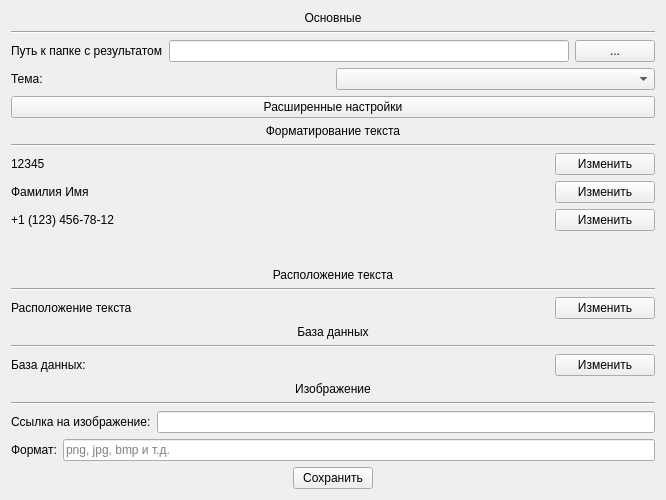
This is source/ui/options.ui in pavel-cpp/tip as Qt 5 draws it before an edit. The edited form follows.
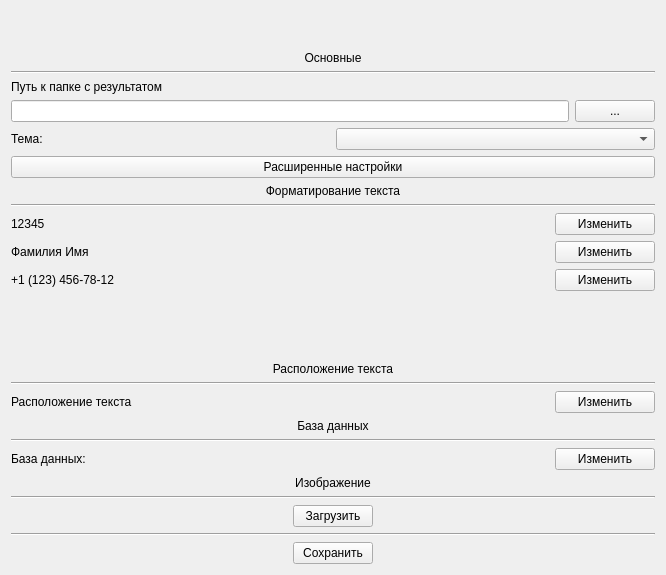
This is the edited form. Icons and pictures are not drawn.

Commit message: Add image auto save and load

Patch:
```diff
--- a/source/ui/options.ui
+++ b/source/ui/options.ui
@@ -7,7 +7,7 @@
     <x>0</x>
     <y>0</y>
     <width>666</width>
-    <height>500</height>
+    <height>575</height>
    </rect>
   </property>
   <property name="windowTitle">
@@ -17,7 +17,7 @@
    <iconset>
     <normaloff>:/YandexDisk/Work/Заказы/(7)/Beta 1.3/icon.png</normaloff>:/YandexDisk/Work/Заказы/(7)/Beta 1.3/icon.png</iconset>
   </property>
-  <layout class="QHBoxLayout" name="horizontalLayout_11">
+  <layout class="QVBoxLayout" name="verticalLayout">
    <item>
     <spacer name="horizontalSpacer_3">
      <property name="orientation">
@@ -32,9 +32,18 @@
     </spacer>
    </item>
    <item>
-    <layout class="QVBoxLayout" name="verticalLayout_6">
-     <item>
-      <layout class="QVBoxLayout" name="verticalLayout">
+    <spacer name="horizontalSpacer_4">
+     <property name="orientation">
+      <enum>Qt::Horizontal</enum>
+     </property>
+     <property name="sizeHint" stdset="0">
+      <size>
+       <width>62</width>
+       <height>20</height>
+      </size>
+     </property>
+    </spacer>
+   </item>
        <item>
         <widget class="QLabel" name="general_lebel">
          <property name="toolTip">
@@ -53,8 +62,6 @@
         </widget>
        </item>
        <item>
-        <layout class="QHBoxLayout" name="horizontalLayout_5">
-         <item>
           <widget class="QLabel" name="path_to_text">
            <property name="text">
             <string>&lt;html&gt;&lt;head/&gt;&lt;body&gt;&lt;p&gt;Путь к папке с результатом&lt;/p&gt;&lt;/body&gt;&lt;/html&gt;</string>
@@ -62,6 +69,8 @@
           </widget>
          </item>
          <item>
+    <layout class="QHBoxLayout" name="horizontalLayout_5">
+     <item>
           <widget class="QLineEdit" name="path_to_edit">
            <property name="minimumSize">
             <size>
@@ -94,8 +103,6 @@
          </item>
         </layout>
        </item>
-      </layout>
-     </item>
      <item>
       <widget class="QPushButton" name="advanced_settings_button">
        <property name="text">
@@ -309,37 +316,49 @@
        <item>
         <layout class="QHBoxLayout" name="horizontalLayout_8">
          <item>
-          <widget class="QLabel" name="image_url_label">
-           <property name="text">
-            <string>Ссылка на изображение:</string>
-           </property>
-          </widget>
+        <spacer name="horizontalSpacer_6">
+         <property name="orientation">
+          <enum>Qt::Horizontal</enum>
+         </property>
+         <property name="sizeHint" stdset="0">
+          <size>
+           <width>40</width>
+           <height>20</height>
+          </size>
+         </property>
+        </spacer>
          </item>
          <item>
-          <widget class="QLineEdit" name="image_url_edit"/>
-         </item>
-        </layout>
-       </item>
-       <item>
-        <layout class="QHBoxLayout" name="horizontalLayout_10">
-         <item>
-          <widget class="QLabel" name="image_format_label">
+        <widget class="QPushButton" name="upload_button">
            <property name="text">
-            <string>Формат:</string>
+          <string>Загрузить</string>
            </property>
           </widget>
          </item>
          <item>
-          <widget class="QLineEdit" name="image_format_edit">
-           <property name="placeholderText">
-            <string>png, jpg, bmp и т.д.</string>
-           </property>
-          </widget>
+        <spacer name="horizontalSpacer_5">
+         <property name="orientation">
+          <enum>Qt::Horizontal</enum>
+         </property>
+         <property name="sizeHint" stdset="0">
+          <size>
+           <width>40</width>
+           <height>20</height>
+          </size>
+         </property>
+        </spacer>
          </item>
         </layout>
        </item>
       </layout>
      </item>
+   <item>
+    <widget class="Line" name="line">
+     <property name="orientation">
+      <enum>Qt::Horizontal</enum>
+     </property>
+    </widget>
+   </item>
      <item>
       <layout class="QHBoxLayout" name="horizontalLayout_7">
        <item>
@@ -378,21 +397,6 @@
       </layout>
      </item>
     </layout>
-   </item>
-   <item>
-    <spacer name="horizontalSpacer_4">
-     <property name="orientation">
-      <enum>Qt::Horizontal</enum>
-     </property>
-     <property name="sizeHint" stdset="0">
-      <size>
-       <width>62</width>
-       <height>20</height>
-      </size>
-     </property>
-    </spacer>
-   </item>
-  </layout>
  </widget>
  <tabstops>
   <tabstop>path_to_edit</tabstop>
```
Left out of the diff: 1 changed line with no effect on the pictures. Lines whose indentation alone changed are shown as unchanged. The commit also changes 9 other files.
